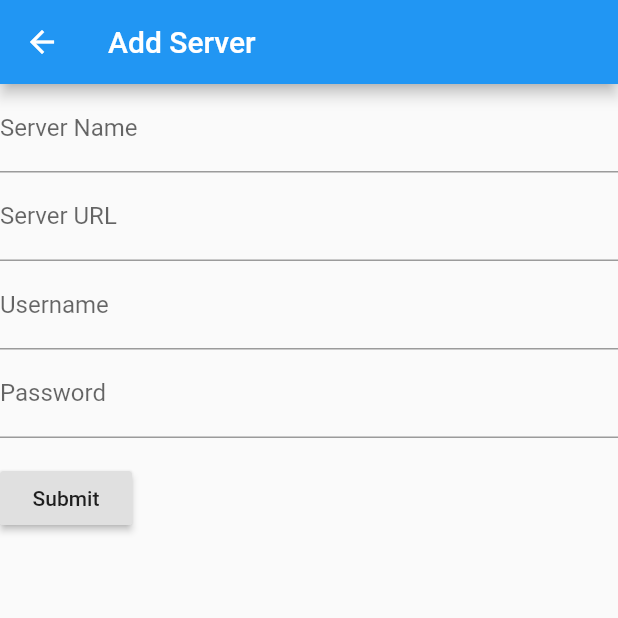
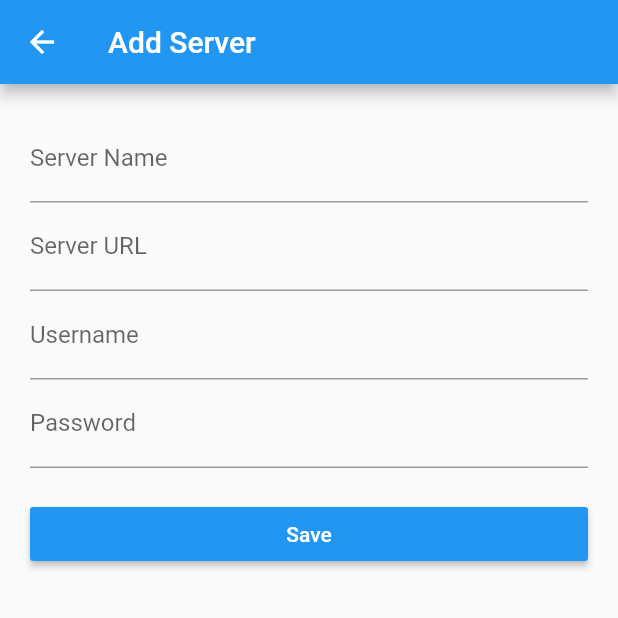
Before and after one commit to IrosTheBeggar/mstream-flutter, a Flutter app: the AddServerScreen screen opened directly, on a phone screen of 412 x 824 dp, the top half of it. Run offline on Flutter 3.47's test engine with Material 2 defaults, Android fonts, the phone set to English and light mode, and no system bars; our stand-ins replace audioplayers, fluttertoast; missing offline and left inert: flutter_downloader.

Commit message:
form layout

```diff
--- a/lib/main.dart
+++ b/lib/main.dart
@@ -575,7 +575,9 @@ class MyCustomFormState extends State<MyCustomForm> {
   @override
   Widget build(BuildContext context) {
     // Build a Form widget using the _formKey we created above
-    return Form(
+    return new Container(
+      padding: new EdgeInsets.all(20.0),
+      child: Form(
         key: _formKey,
         child: Column(
           crossAxisAlignment: CrossAxisAlignment.start,
@@ -642,9 +644,15 @@ class MyCustomFormState extends State<MyCustomForm> {
                 this._password = value;
               }
             ),
-          Padding(
-            padding: const EdgeInsets.symmetric(vertical: 16.0),
-            child: RaisedButton(
+            new Container(
+              width: MediaQuery.of(context).size.width,
+              child: new RaisedButton(
+                child: new Text(
+                  'Save',
+                  style: new TextStyle(
+                    color: Colors.white
+                  ),
+                ),
                 onPressed: () {
                   // Validate will return true if the form is valid, or false if
                   // the form is invalid.
@@ -658,10 +666,14 @@ class MyCustomFormState extends State<MyCustomForm> {
                   print(this._url);
                   checkServer();
                 },
-              child: Text('Submit'),
+                color: Colors.blue,
+              ),
+              margin: new EdgeInsets.only(
+                top: 20.0
               ),
             ),
           ],
+        ),
       ),
     );
   }
```
Lines whose indentation alone changed are shown as unchanged.
